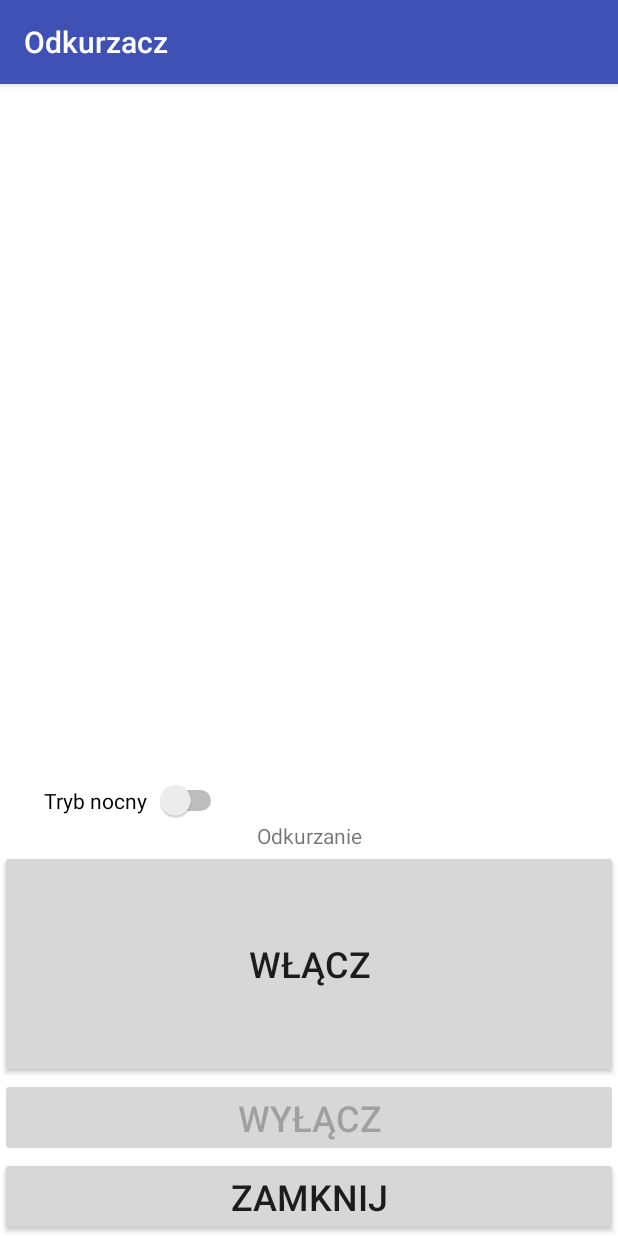
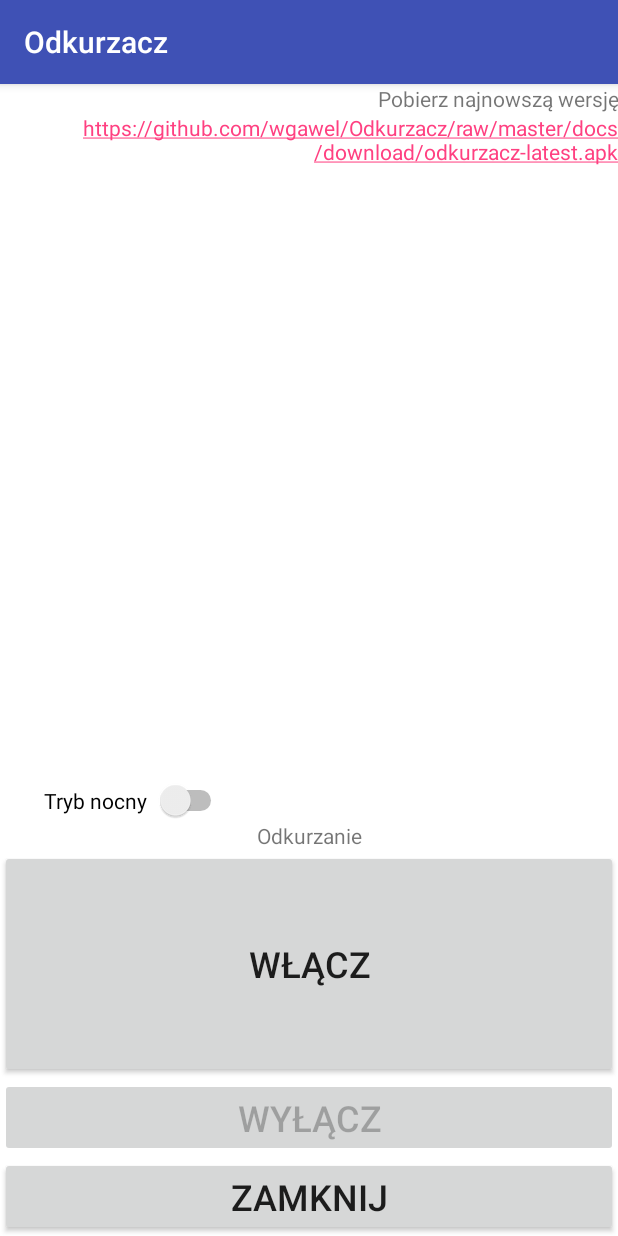
Before and after one commit to wgawel/Odkurzacz, an Android app: the screen it shows after launch (MainActivity), on a phone screen of 412 x 824 dp. Run offline under Robolectric (Android 15) with nearby library versions, the phone set to English and light mode, and no system bars.

Commit message:
Add "Download latest version" link.

```diff
--- a/app/src/main/java/soliddev/pl/odkurzacz/MainActivity.java
+++ b/app/src/main/java/soliddev/pl/odkurzacz/MainActivity.java
@@ -18,6 +18,7 @@ public class MainActivity extends AppCompatActivity implements View.OnClickListe
     private Switch switchNightMode;
     private View generalLayout;
     private TextView titleLabel;
+    private TextView downloadLatestLabel;
 
     @Override
     protected void onCreate(Bundle savedInstanceState) {
@@ -30,6 +31,7 @@ public class MainActivity extends AppCompatActivity implements View.OnClickListe
         switchNightMode = (Switch) findViewById(R.id.switchNightMode);
         generalLayout = (View) findViewById(R.id.generalLayout);
         titleLabel = (TextView) findViewById(R.id.titleLabel);
+        downloadLatestLabel = (TextView) findViewById(R.id.downloadLatestLabel);
 
         btnStart.setOnClickListener(this);
         btnStop.setOnClickListener(this);
@@ -105,11 +107,13 @@ public class MainActivity extends AppCompatActivity implements View.OnClickListe
         generalLayout.setBackgroundColor(getResources().getColor(R.color.colorBackgroundNightMode));
         switchNightMode.setTextColor(getResources().getColor(R.color.colorControllerTextNightMode));
         titleLabel.setTextColor(getResources().getColor(R.color.colorControllerTextNightMode));
+        downloadLatestLabel.setTextColor(getResources().getColor(R.color.colorControllerTextNightMode));
     }
 
     private void switchToNotNightMode() {
         generalLayout.setBackgroundColor(getResources().getColor(R.color.colorBackgroundNotNightMode));
         switchNightMode.setTextColor(getResources().getColor(R.color.colorControllerTextNotNightMode));
         titleLabel.setTextColor(getResources().getColor(R.color.colorControllerTextNotNightMode));
+        downloadLatestLabel.setTextColor(getResources().getColor(R.color.colorControllerTextNotNightMode));
     }
 }
--- a/app/src/main/res/layout/activity_main.xml
+++ b/app/src/main/res/layout/activity_main.xml
@@ -54,4 +54,27 @@
 
     </LinearLayout>
 
+    <LinearLayout
+        android:layout_width="match_parent"
+        android:layout_height="match_parent"
+        android:orientation="vertical">
+
+        <TextView
+            android:id="@+id/downloadLatestLabel"
+            android:layout_width="match_parent"
+            android:layout_height="wrap_content"
+            android:text="Pobierz najnowszą wersję"
+            android:textAlignment="textEnd" />
+
+        <TextView
+            android:id="@+id/textView4"
+            android:layout_width="match_parent"
+            android:layout_height="86dp"
+            android:text="https://github.com/wgawel/Odkurzacz/raw/master/docs/download/odkurzacz-latest.apk"
+            android:textAlignment="textEnd"
+            android:textColor="#3F51B5"
+            android:autoLink="web"
+            android:linksClickable="true"/>
+    </LinearLayout>
+
 </RelativeLayout>
```
